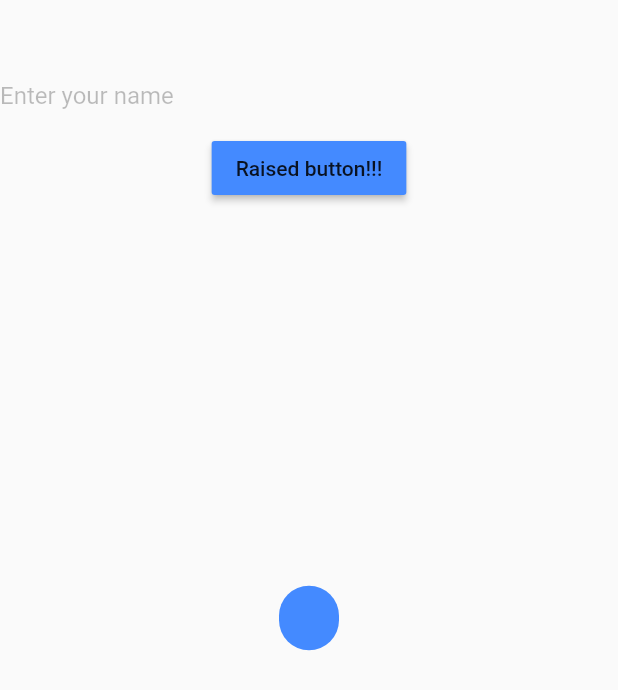
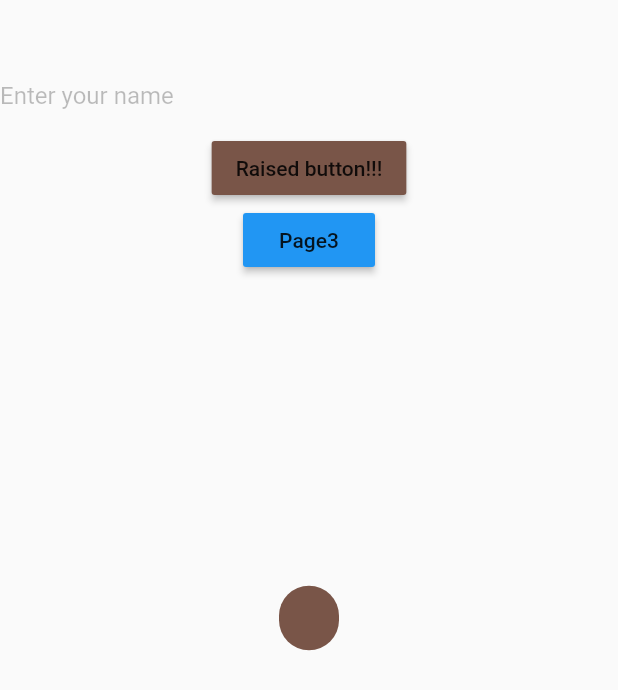
Before and after one commit to Krunal96369/Flutterbuttons, a Flutter app: the NextPage screen opened directly, after a tap on "Raised button!!!", on a phone screen of 412 x 824 dp. Shown: the top 690 px of the screen. Run offline on Flutter 3.47's test engine with Material 2 defaults, Android fonts, the phone set to English and light mode, and no system bars; our stand-ins replace cloud_firestore, fluttertoast; accounts and stored records are empty.

```diff
--- a/lib/nextpage.dart
+++ b/lib/nextpage.dart
@@ -1,5 +1,7 @@
+import 'package:cloud_firestore/cloud_firestore.dart';
 import 'package:flutter/material.dart';
 import 'package:fluttertoast/fluttertoast.dart';
+import 'package:workshop1/thirdPage.dart';
 
 class NextPage extends StatefulWidget {
   @override
@@ -8,6 +10,8 @@ class NextPage extends StatefulWidget {
 
 class _NextPageState extends State<NextPage> {
   var ty = "";
+  final _db = Firestore.instance.collection("test");
+
   TextEditingController textThing = new TextEditingController();
   @override
   Widget build(BuildContext context) {
@@ -30,19 +34,31 @@ class _NextPageState extends State<NextPage> {
           ),
           RaisedButton(
             onPressed: () {
+              _db.document().setData({"text": textThing.text});
+
               Fluttertoast.showToast(
                   msg: textThing.text,
                   toastLength: Toast.LENGTH_SHORT,
                   gravity: ToastGravity.CENTER,
                   timeInSecForIos: 1,
-                  backgroundColor: Colors.blueAccent,
+                  backgroundColor: Colors.brown,
                   textColor: Colors.white,
                   fontSize: 16.0);
             },
             child: Text("Raised button!!!"),
-            color: Colors.blueAccent,
+            color: Colors.brown,
             //    backgroundColor: Colors.white,
-          )
+          ),
+          MaterialButton(
+            color: Colors.blue,
+            child: Text(
+              "Page3",
+            ),
+            onPressed: () {
+              Navigator.push(context,
+                  MaterialPageRoute(builder: (context) => RetriveData()));
+            },
+          ),
         ],
       ),
     );
--- a/pubspec.yaml
+++ b/pubspec.yaml
@@ -25,6 +25,8 @@ dependencies:
   cupertino_icons: ^0.1.2
   google_fonts: ^0.3.2
   fluttertoast: ^3.1.3
+  cloud_firestore: ^0.13.0+1
+
 
 dev_dependencies:
   flutter_test:
```
Also changed, not shown: lib/thirdPage.dart (added, +16 -0 lines), pubspec.lock, 1 other file.
